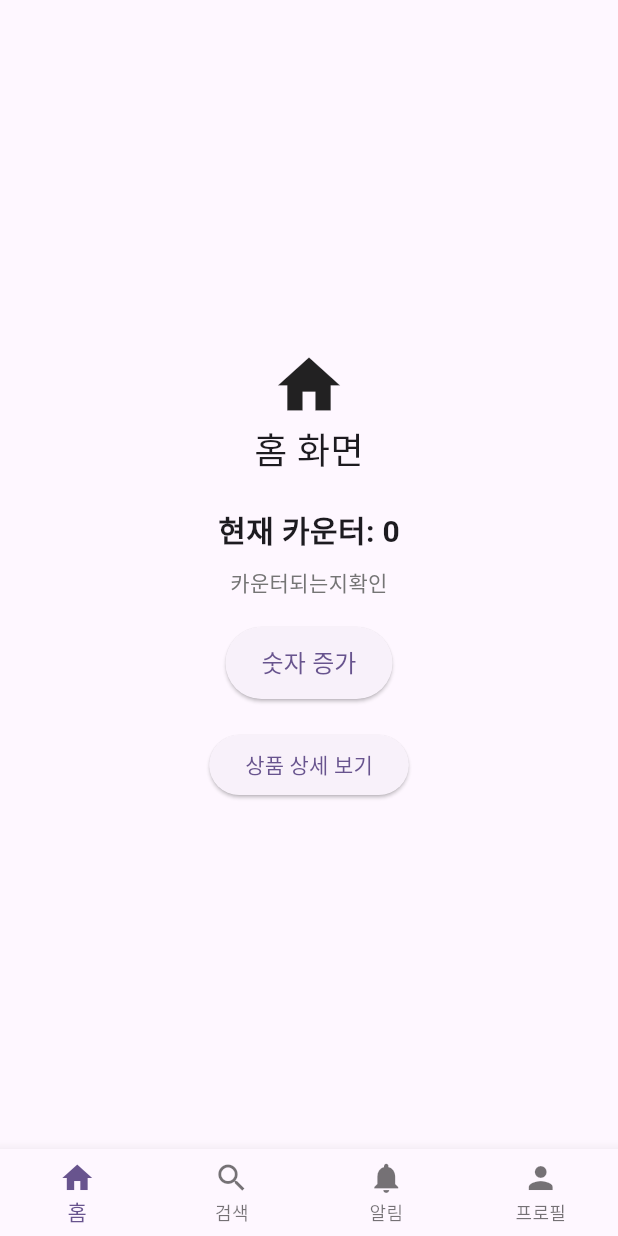
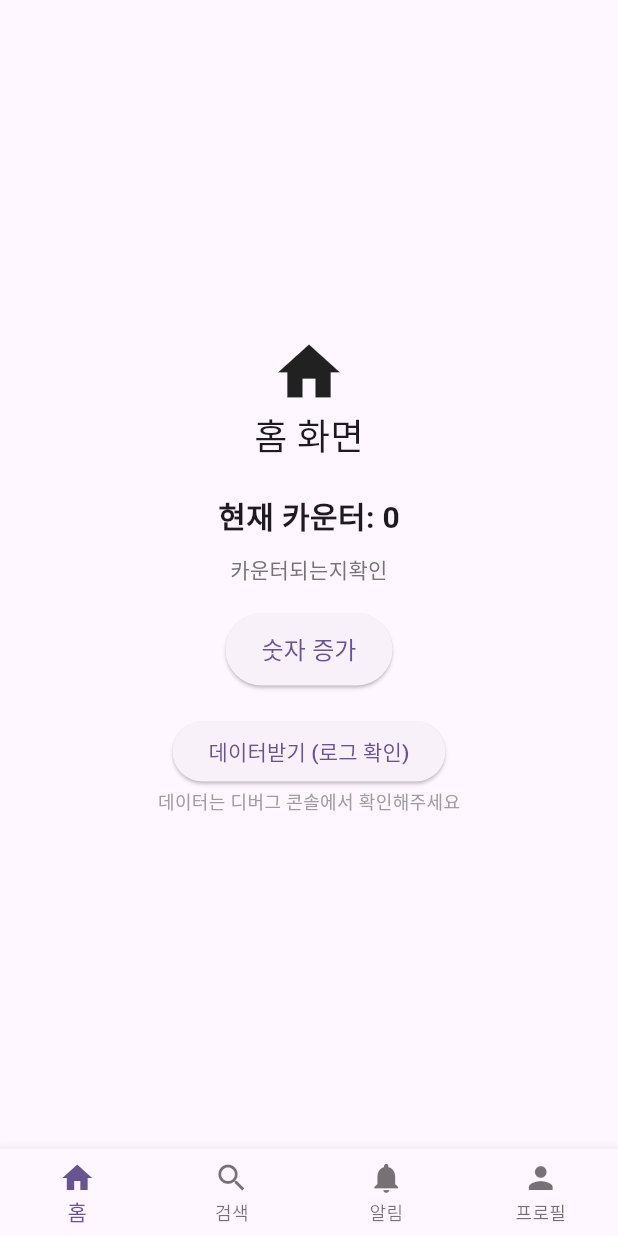
Before and after one commit to BeeChang/practice_flutter, a Flutter app: the screen it shows after launch, on a phone screen of 412 x 824 dp. Run offline on Flutter 3.47's test engine with Material 3 defaults, Android fonts, the phone set to English and light mode, and no system bars; our stand-ins replace dio, flutter_svg, freezed_annotation, get_it, go_router, logger and 2 more; generated files the repository leaves out were written again.

Commit message:
서버랑 통신 코드 추가

```diff
--- /dev/null
+++ b/lib/api/api_client.dart
@@ -0,0 +1,22 @@
+import 'package:practice_flutter/model/api_response.dart';
+import 'package:practice_flutter/model/auth_token.dart';
+import 'package:practice_flutter/model/user.dart';
+import 'package:retrofit/retrofit.dart';
+import 'package:dio/dio.dart';
+
+part 'api_client.g.dart';
+
+@RestApi(baseUrl: "http://192.168.0.8:8080/api")
+abstract class ApiClient {
+  factory ApiClient(Dio dio) = _ApiClient;
+
+
+  @GET("/getNewToken")
+  Future<AuthResponse> getNewToken();
+
+  @POST("/users")
+  Future<User> createUser(@Body() User user);
+
+  @POST("/auth/refresh")
+  Future<AuthToken> refreshToken(@Body() Map<String, String> refreshToken);
+}
--- /dev/null
+++ b/lib/core/network/api_result.dart
@@ -0,0 +1,9 @@
+import 'package:freezed_annotation/freezed_annotation.dart';
+
+part 'api_result.freezed.dart';
+
+@freezed
+class ApiResult<T> with _$ApiResult<T> {
+  const factory ApiResult.success(T data) = Success<T>;
+  const factory ApiResult.error(String message) = Error<T>;
+}
--- /dev/null
+++ b/lib/model/auth_token.dart
@@ -0,0 +1,26 @@
+import 'package:freezed_annotation/freezed_annotation.dart';
+
+part 'auth_token.freezed.dart';
+part 'auth_token.g.dart';
+
+@freezed
+class AuthResponse with _$AuthResponse {
+  const factory AuthResponse({
+    @Default(0) int code,
+    @Default('') String message,
+    AuthToken? data,
+  }) = _AuthResponse;
+
+  factory AuthResponse.fromJson(Map<String, dynamic> json) =>
+      _$AuthResponseFromJson(json);
+}
+
+@freezed
+class AuthToken with _$AuthToken {
+  const factory AuthToken({
+    required String accessToken,
+    required String refreshToken,
+  }) = _AuthToken;
+
+  factory AuthToken.fromJson(Map<String, dynamic> json) => _$AuthTokenFromJson(json);
+}
--- /dev/null
+++ b/lib/model/user.dart
@@ -0,0 +1,15 @@
+import 'package:freezed_annotation/freezed_annotation.dart';
+
+part 'user.freezed.dart';
+part 'user.g.dart';
+
+@freezed
+class User with _$User {
+  const factory User({
+    required int id,
+    required String name,
+    required String email,
+  }) = _User;
+
+  factory User.fromJson(Map<String, dynamic> json) => _$UserFromJson(json);
+}
--- a/lib/ui/MainScreen.dart
+++ b/lib/ui/MainScreen.dart
@@ -3,7 +3,7 @@
 import 'package:flutter/cupertino.dart';
 import 'package:flutter/material.dart';
 
-import 'HomeScreen.dart';
+import 'home/HomeScreen.dart';
 import 'NotificationScreen.dart';
 import 'ProfileScreen.dart';
 import 'SearchScreen.dart';
--- a/lib/ui/go_router/GoRouter.dart
+++ b/lib/ui/go_router/GoRouter.dart
@@ -4,7 +4,7 @@ import 'package:practice_flutter/model/CustomData.dart';
 import 'package:practice_flutter/ui/go_router/GoCartScreen.dart';
 import 'package:practice_flutter/ui/go_router/InnerProfileInfo.dart';
 
-import '../HomeScreen.dart';
+import '../home/HomeScreen.dart';
 import '../MainScreen.dart';
 import '../NotificationScreen.dart';
 import '../ProfileScreen.dart';
--- a/lib/ui/HomeScreen.dart
+++ b/lib/ui/home/HomeScreen.dart
@@ -1,9 +1,10 @@
 
 import 'package:flutter/material.dart';
 import 'package:logger/logger.dart';
+import 'package:practice_flutter/di/service_locator.dart';
+import 'package:practice_flutter/repository/user_repository.dart';
+import 'package:practice_flutter/ui/home/home_viewmodel.dart';
 
-import 'go_router/GoRouter.dart';
-import 'route/DetailScreen.dart';
 
 class HomeScreen extends StatefulWidget {
   const HomeScreen({super.key});
@@ -13,18 +14,14 @@ class HomeScreen extends StatefulWidget {
 }
 
 class _HomeScreenState extends State<HomeScreen> {
-  int _counter = 0; // 카운터 상태 추가
-
-  void _incrementCounter() {
-    setState(() {
-      _counter++;
-    });
-  }
+  late final HomeViewModel _viewModel;
 
   @override
   void initState() {
     super.initState();
-    // 홈 화면이 처음 로드되면 초기화 완료로 설정
+    _viewModel = HomeViewModel(
+      userRepository: getIt<UserRepository>(),
+    );
   }
 
   @override
@@ -37,9 +34,8 @@ class _HomeScreenState extends State<HomeScreen> {
           const Text('홈 화면', style: TextStyle(fontSize: 24)),
           const SizedBox(height: 20),
 
-          // 카운터 표시 추가
           Text(
-            '현재 카운터: $_counter',
+            '현재 카운터: ${_viewModel.counter}',
             style: const TextStyle(fontSize: 20, fontWeight: FontWeight.bold),
           ),
           const SizedBox(height: 10),
@@ -54,9 +50,11 @@ class _HomeScreenState extends State<HomeScreen> {
           ),
           const SizedBox(height: 20),
 
-          // 증가 버튼 추가
           ElevatedButton(
-            onPressed: _incrementCounter,
+            onPressed: () {
+              _viewModel.incrementCounter();
+              setState(() {}); // UI 업데이트를 위해 setState 호출
+            },
             style: ElevatedButton.styleFrom(
               padding: const EdgeInsets.symmetric(horizontal: 24, vertical: 12),
             ),
@@ -70,23 +68,18 @@ class _HomeScreenState extends State<HomeScreen> {
 
           ElevatedButton(
             onPressed: () async {
-              // 상세 화면으로 이동하고 결과 받기
-              // final result = await Navigator.pushNamed(
-              //   context,
-              //   '/detail',
-              //   arguments: {'productId': 99999999},
-              // ) as Map<String, dynamic>?;
-              //
-              // Logger().e('상세화면에서 돌아옴');
-              // Logger().e('result: $result');
-              //
-              // if (result != null) {
-              //   // 상세 화면에서 전달받은 데이터 처리
-              //   Logger().e('마지막으로 본 상품: ${result['lastViewedProduct']}');
-              //   Logger().e('조회 시간: ${result['timestamp']}');
-              // }
+              await _viewModel.fetchUser();
+              // 필요한 경우 setState 호출
+              // setState(() {});
             },
-            child: const Text('상품 상세 보기'),
+            child: const Text('데이터받기 (로그 확인)'),
+          ),
+          const Text(
+            '데이터는 디버그 콘솔에서 확인해주세요',
+            style: TextStyle(
+              fontSize: 12,
+              color: Colors.grey,
+            ),
           ),
         ],
       ),
--- /dev/null
+++ b/lib/ui/home/home_viewmodel.dart
@@ -0,0 +1,43 @@
+import 'package:flutter/material.dart';
+import 'package:logger/logger.dart';
+import 'package:practice_flutter/model/user.dart';
+import 'package:practice_flutter/repository/user_repository.dart';
+
+class HomeViewModel {
+  final UserRepository _userRepository;
+  final logger = Logger();
+
+  HomeViewModel({
+    required UserRepository userRepository,
+  }) : _userRepository = userRepository;
+
+  int _counter = 0;
+  int get counter => _counter;
+
+  void incrementCounter() {
+    _counter++;
+    logger.d('Counter increased: $_counter');
+  }
+
+  Future<void> fetchUser() async {
+    logger.d('데이터 요청 시작'); // Debug log
+
+    try {
+      final result = await _userRepository.getUsers();
+
+      result.when(
+        success: (users) {
+          logger.i('데이터 요청 성공'); // Info log
+          logger.d('받은 데이터: $users'); // Debug log with data
+
+
+        },
+        error: (message) {
+          logger.e('데이터 요청 실패: $message'); // Error log
+        },
+      );
+    } catch (e, stackTrace) {
+      logger.e('예외 발생', error: e, stackTrace: stackTrace);
+    }
+  }
+}
```
Also changed, not shown: analysis_options.yaml (+7 -0 lines), lib/core/network/dio_interceptor.dart (added, +78 -0 lines), lib/di/service_locator.dart (added, +39 -0 lines), lib/main.dart (+5 -4 lines), lib/model/api_response.dart (added, +18 -0 lines), lib/repository/user_repository.dart (added, +28 -0 lines), lib/services/storage/token_storage.dart (added, +23 -0 lines), lib/ui/route/CartScreen.dart (deleted, +0 -32 lines), lib/ui/route/DetailScreen.dart (deleted, +0 -50 lines), lib/ui/route/PurchaseScreen.dart (deleted, +0 -49 lines), pubspec.yaml (+10 -0 lines), lib/model/user.freezed.dart (added), lib/model/user.g.dart (added), pubspec.lock, 1 other file.
